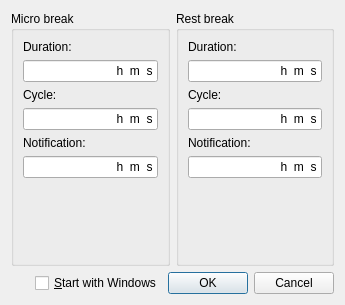
First picture: the form in src/PreferencesDialog.ui, repository mrexodia/WorkraveQt, before the edit.
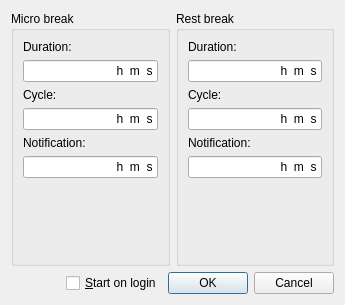
Second picture: the form after the edit. Icons and pictures are not drawn.

Commit message:
Improve the PreferencesDialog to be more user-friendly
Closes #30

Diff of the .ui file:
```diff
--- a/src/PreferencesDialog.ui
+++ b/src/PreferencesDialog.ui
@@ -204,7 +204,7 @@
      <item>
       <widget class="QCheckBox" name="checkBoxStartup">
        <property name="text">
-        <string>&amp;Start with Windows</string>
+        <string>&amp;Start on login</string>
        </property>
       </widget>
      </item>
```
The commit also changes 2 other files.
